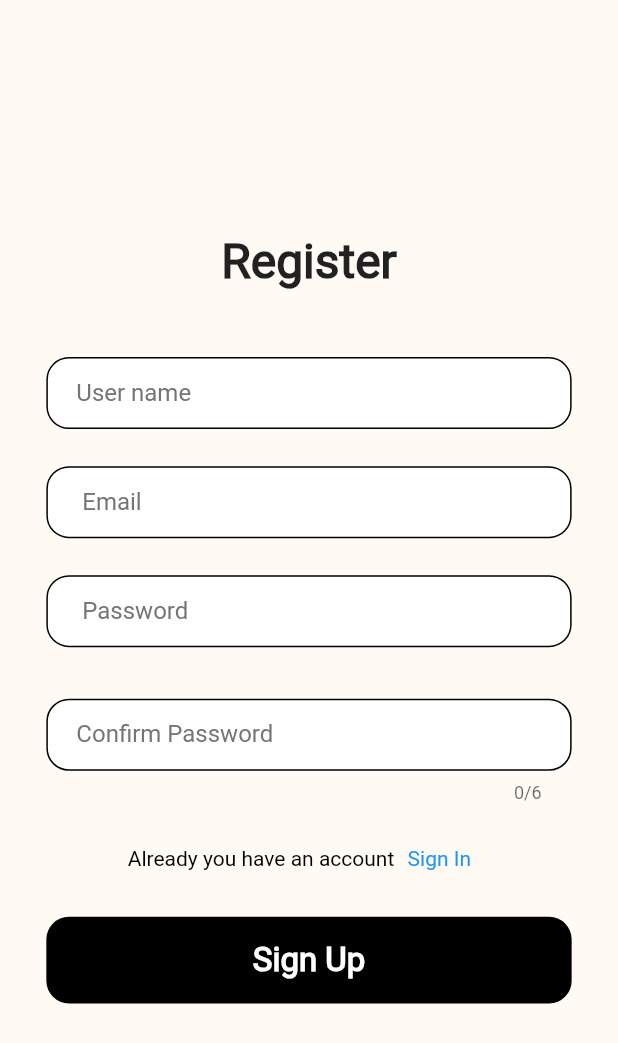
After one commit to asimm9/mylibrary, a Flutter app: the RegisterPage screen opened directly, on a phone screen of 412 x 824 dp. The commit adds this screen. Shown: the top 1043 px of the screen. Run offline on Flutter 3.47's test engine with Material 2 defaults, Android fonts, the phone set to English and light mode, and no system bars; our stand-ins replace cloud_firestore, convex_bottom_bar, firebase_auth, firebase_core, flutter_riverpod, sqflite; accounts and stored records are empty; network calls fail.

Commit message:
registerPage

```diff
--- a/lib/main.dart
+++ b/lib/main.dart
@@ -4,6 +4,7 @@ import 'package:mylibrary/companants/constans/colors.dart';
 import 'package:mylibrary/pages/control_page.dart';
 import 'package:firebase_core/firebase_core.dart';
 import 'package:mylibrary/pages/login_page.dart';
+import 'package:mylibrary/pages/register_page.dart';
 import 'package:mylibrary/providers/all_providers.dart';
 import 'firebase_options.dart';
 
--- a/lib/pages/login_page.dart
+++ b/lib/pages/login_page.dart
@@ -40,17 +40,11 @@ class LoginPage extends ConsumerWidget {
               const SizedBox(height: 15),
               const MyDivider(),
               const SizedBox(height: 15),
-              /* MyButton(
+              MyButton(
+                onTap: () {},
                 text: 'Continue with Google',
                 icon: Icons.mail,
-              ), */
-              ElevatedButton(
-                  onPressed: () {
-                    ref
-                        .watch(authenticationProvider.notifier)
-                        .signIn(emailController.text, passwordController.text);
-                  },
-                  child: Text('sign ın'))
+              ),
             ],
           ),
         ),
--- /dev/null
+++ b/lib/pages/register_page.dart
@@ -0,0 +1,249 @@
+import 'package:flutter/material.dart';
+import 'package:flutter_riverpod/flutter_riverpod.dart';
+import 'package:mylibrary/companants/constans/text_style.dart';
+import 'package:mylibrary/widgets/my_button.dart';
+import 'package:mylibrary/providers/all_providers.dart';
+
+class RegisterPage extends ConsumerWidget {
+  RegisterPage({super.key});
+  final TextEditingController userNameController = TextEditingController();
+
+  final TextEditingController emailController = TextEditingController();
+  final TextEditingController passwordController = TextEditingController();
+  final TextEditingController confirmPasswordController =
+      TextEditingController();
+
+  @override
+  Widget build(BuildContext context, WidgetRef ref) {
+    Size size = MediaQuery.of(context).size;
+    final _authProvider = ref.watch(authenticationProvider);
+    final showPageProvider = ref.watch(showPageChangeProvider);
+
+    return Scaffold(
+      resizeToAvoidBottomInset: true,
+      body: Center(
+        child: SizedBox(
+          width: size.width * 0.85,
+          child: SingleChildScrollView(
+            child: Column(
+              mainAxisAlignment: MainAxisAlignment.center,
+              children: [
+                _registerText(),
+                const SizedBox(height: 45),
+                _userNameField(size),
+                const SizedBox(height: 15),
+                _email_form_field(size),
+                const SizedBox(height: 15),
+                _passwordField(size),
+                _confirmPasswordField(size),
+                _createNewAccount(showPageProvider),
+                const SizedBox(height: 15),
+                MyButton(
+                  onTap: () {
+                    if (passwordController.text !=
+                        confirmPasswordController.text) {
+                      showDialogError(context);
+                    } else {
+                      ref.watch(authenticationProvider.notifier).register(
+                          emailController.text,
+                          passwordController.text,
+                          userNameController.text);
+                    }
+                  },
+                  text: 'Sign Up',
+                ),
+              ],
+            ),
+          ),
+        ),
+      ),
+    );
+  }
+
+  Text _registerText() {
+    return Text(
+      'Register',
+      style: loginPageTextStyle,
+    );
+  }
+
+  SizedBox _userNameField(Size size) {
+    return SizedBox(
+      height: size.height * 0.07,
+      child: TextFormField(
+        controller: userNameController,
+        decoration: InputDecoration(
+          fillColor: Colors.white,
+          filled: true,
+          contentPadding: const EdgeInsets.symmetric(horizontal: 20),
+          labelText: 'User name',
+          labelStyle: TextStyle(
+            height: 1.5,
+            color: Colors.grey.shade600,
+          ),
+          enabledBorder: const OutlineInputBorder(
+            borderRadius: BorderRadius.all(
+              Radius.circular(15),
+            ),
+          ),
+          focusedBorder: const OutlineInputBorder(
+            borderRadius: BorderRadius.all(
+              Radius.circular(15),
+            ),
+          ),
+        ),
+      ),
+    );
+  }
+
+  SizedBox _email_form_field(Size size) {
+    return SizedBox(
+      height: size.height * 0.07,
+      child: TextFormField(
+        controller: emailController,
+        decoration: InputDecoration(
+          fillColor: Colors.white,
+          filled: true,
+          contentPadding: const EdgeInsets.symmetric(horizontal: 20),
+          labelText: ' Email',
+          labelStyle: TextStyle(
+            height: 1.5,
+            color: Colors.grey.shade600,
+          ),
+          enabledBorder: const OutlineInputBorder(
+            borderRadius: BorderRadius.all(
+              Radius.circular(15),
+            ),
+          ),
+          focusedBorder: const OutlineInputBorder(
+            borderRadius: BorderRadius.all(
+              Radius.circular(15),
+            ),
+          ),
+        ),
+        validator: (value) {
+          if (value!.isEmpty) {
+            return 'E-posta zorunludur!';
+          }
+          return null;
+        },
+      ),
+    );
+  }
+
+  SizedBox _passwordField(Size size) {
+    return SizedBox(
+      height: size.height * 0.1,
+      child: TextFormField(
+        controller: passwordController,
+        decoration: InputDecoration(
+          fillColor: Colors.white,
+          filled: true,
+          contentPadding: const EdgeInsets.symmetric(horizontal: 20),
+          labelText: ' Password',
+          labelStyle: TextStyle(
+            height: 1.5,
+            color: Colors.grey.shade600,
+          ),
+          enabledBorder: const OutlineInputBorder(
+            borderRadius: BorderRadius.all(
+              Radius.circular(15),
+            ),
+          ),
+          focusedBorder: const OutlineInputBorder(
+            borderRadius: BorderRadius.all(
+              Radius.circular(15),
+            ),
+          ),
+        ),
+        obscureText: true,
+        validator: (value) {
+          if (value!.isEmpty) {
+            return 'Şifre zorunludur!';
+          }
+          return null;
+        },
+      ),
+    );
+  }
+
+  SizedBox _confirmPasswordField(Size size) {
+    return SizedBox(
+      height: size.height * 0.1,
+      child: TextFormField(
+        controller: confirmPasswordController,
+        decoration: InputDecoration(
+          fillColor: Colors.white,
+          filled: true,
+          contentPadding: const EdgeInsets.symmetric(horizontal: 20),
+          labelText: 'Confirm Password',
+          labelStyle: TextStyle(
+            height: 1.5,
+            color: Colors.grey.shade600,
+          ),
+          enabledBorder: const OutlineInputBorder(
+            borderRadius: BorderRadius.all(
+              Radius.circular(15),
+            ),
+          ),
+          focusedBorder: const OutlineInputBorder(
+            borderRadius: BorderRadius.all(
+              Radius.circular(15),
+            ),
+          ),
+        ),
+        maxLength: 6,
+        obscureText: true,
+        validator: (value) {
+          if (value!.isEmpty) {
+            return 'Şifre zorunludur!';
+          }
+          return null;
+        },
+      ),
+    );
+  }
+
+  Align _createNewAccount(showPage showPageProvider) {
+    return Align(
+      alignment: Alignment.center,
+      child: Row(
+        mainAxisAlignment: MainAxisAlignment.center,
+        children: [
+          TextButton(
+            style: ButtonStyle(
+              overlayColor: MaterialStateProperty.all(Colors.transparent),
+            ),
+            onPressed: () {},
+            child: const Text(
+              'Already you have an account',
+              style: TextStyle(
+                color: Colors.black,
+              ),
+            ),
+          ),
+          TextButton(
+            onPressed: () {},
+            style: ButtonStyle(
+              overlayColor: MaterialStateProperty.all(Colors.transparent),
+              padding: MaterialStateProperty.all(
+                const EdgeInsets.only(right: 20),
+              ),
+            ),
+            child: const Text('Sign In'),
+          )
+        ],
+      ),
+    );
+  }
+
+  Future<dynamic> showDialogError(BuildContext context) {
+    return showDialog(
+      context: context,
+      builder: (context) => const AlertDialog(
+        alignment: Alignment.center,
+        title: Text('Şifreler eşleşmiyor !!!'),
+      ),
+    );
+  }
+}
--- a/lib/providers/all_providers.dart
+++ b/lib/providers/all_providers.dart
@@ -1,4 +1,5 @@
 import 'package:firebase_auth/firebase_auth.dart';
+import 'package:flutter/material.dart';
 import 'package:flutter_riverpod/flutter_riverpod.dart';
 import 'package:mylibrary/services/firebase_auth_service.dart';
 import 'package:mylibrary/services/firestore_service.dart';
@@ -12,3 +13,14 @@ final authStateChangesProvider = StreamProvider<User?>((ref) {
 
 final fireStoreServiceProvider =
     ChangeNotifierProvider<FireStoreService>((ref) => FireStoreService());
+final showPageChangeProvider =
+    ChangeNotifierProvider<showPage>((ref) => showPage());
+
+class showPage extends ChangeNotifier {
+  bool showPageChange = true;
+
+  showPageChangeFunction() {
+    showPageChange != showPageChange;
+    notifyListeners();
+  }
+}
--- a/lib/services/firebase_auth_service.dart
+++ b/lib/services/firebase_auth_service.dart
@@ -16,7 +16,7 @@ class FirebaseAuthService extends ChangeNotifier {
     return await _auth.signOut();
   }
 
-  Future<User> register(String email, String password, String username) async {
+  Future<User> register(String email, String password, String? username) async {
     UserCredential user = await _auth.createUserWithEmailAndPassword(
         email: email, password: password);
     return user.user!;
--- a/lib/widgets/my_button.dart
+++ b/lib/widgets/my_button.dart
@@ -4,18 +4,17 @@ import 'package:mylibrary/companants/constans/text_style.dart';
 
 class MyButton extends ConsumerWidget {
   final String text;
-  final void Function()? onTap;
+  final void Function() onTap;
   final IconData? icon;
-  const MyButton({super.key, required this.text, this.onTap, this.icon});
+  const MyButton(
+      {super.key, required this.text, required this.onTap, this.icon});
 
   @override
   Widget build(BuildContext context, WidgetRef ref) {
     Size size = MediaQuery.of(context).size;
 
     return GestureDetector(
-      onTap: () {
-        onTap;
-      },
+      onTap: onTap,
       child: Container(
         alignment: Alignment.center,
         height: size.height * 0.07,
```
Also changed, not shown: pubspec.lock, 1 other file.
